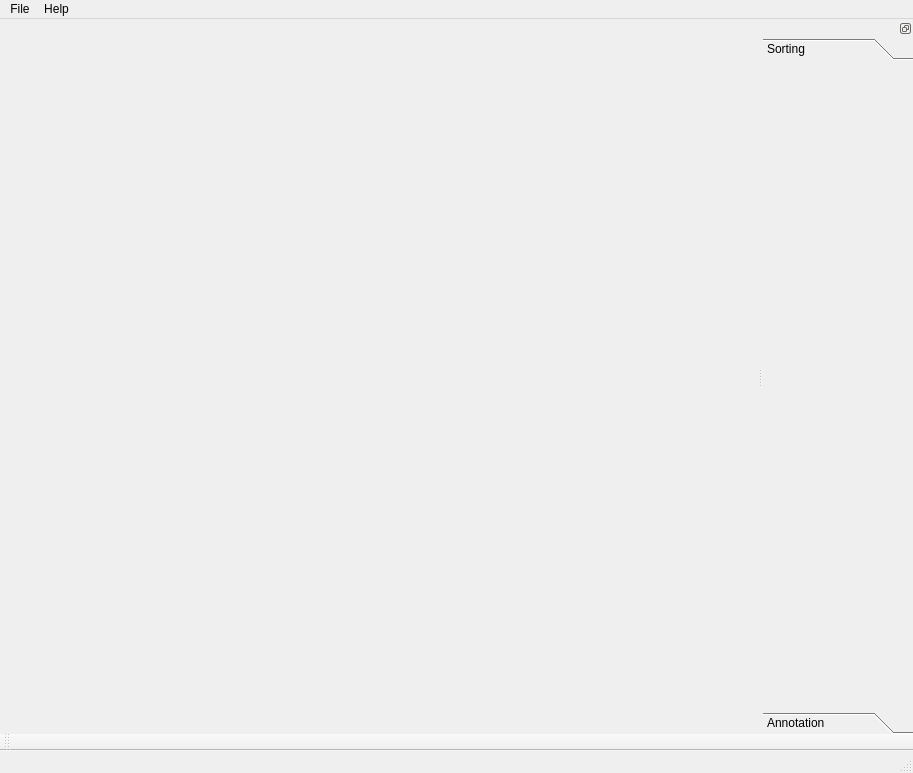
manerotoni/afw, file af/gui/main.ui: the form before one commit.
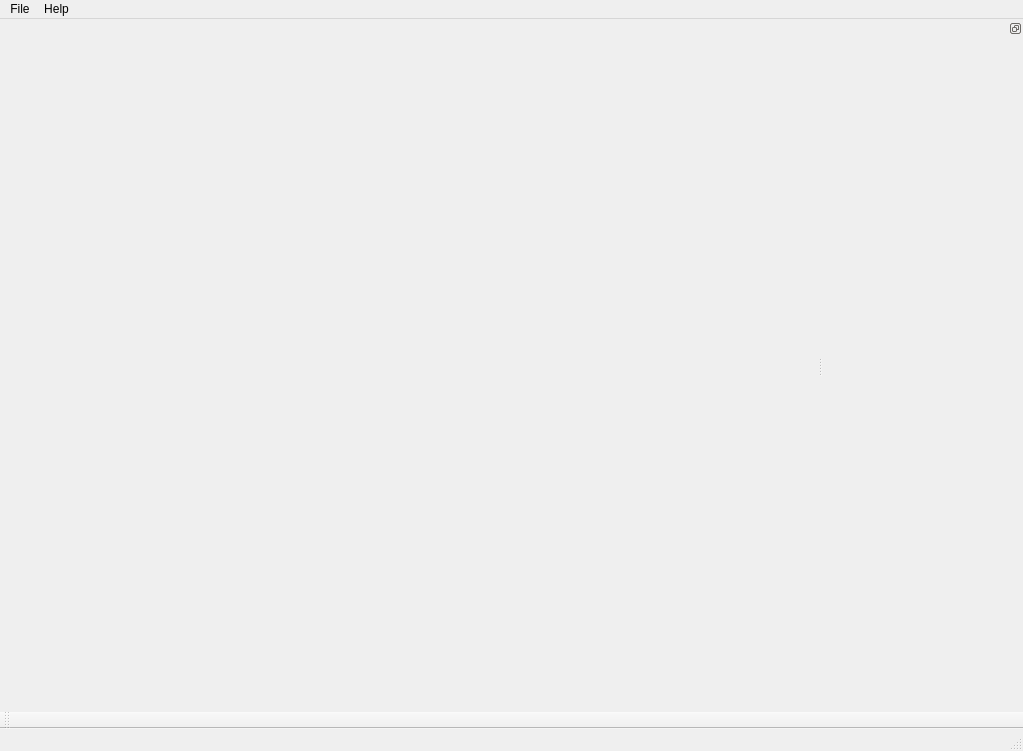
The form after the commit.

```diff
--- a/af/gui/main.ui
+++ b/af/gui/main.ui
@@ -6,8 +6,8 @@
    <rect>
     <x>0</x>
     <y>0</y>
-    <width>913</width>
-    <height>773</height>
+    <width>1023</width>
+    <height>751</height>
    </rect>
   </property>
   <property name="windowTitle">
@@ -37,7 +37,7 @@
     <rect>
      <x>0</x>
      <y>0</y>
-     <width>913</width>
+     <width>1023</width>
      <height>22</height>
     </rect>
    </property>
@@ -77,7 +77,7 @@
    </property>
    <property name="minimumSize">
     <size>
-     <width>150</width>
+     <width>200</width>
      <height>170</height>
     </size>
    </property>
@@ -124,35 +124,6 @@
          <height>0</height>
         </size>
        </property>
-       <property name="currentIndex">
-        <number>0</number>
-       </property>
-       <widget class="QWidget" name="sorting">
-        <property name="geometry">
-         <rect>
-          <x>0</x>
-          <y>0</y>
-          <width>150</width>
-          <height>623</height>
-         </rect>
-        </property>
-        <attribute name="label">
-         <string>Sorting</string>
-        </attribute>
-       </widget>
-       <widget class="QWidget" name="annotation">
-        <property name="geometry">
-         <rect>
-          <x>0</x>
-          <y>0</y>
-          <width>150</width>
-          <height>623</height>
-         </rect>
-        </property>
-        <attribute name="label">
-         <string>Annotation</string>
-        </attribute>
-       </widget>
       </widget>
      </item>
     </layout>
```
